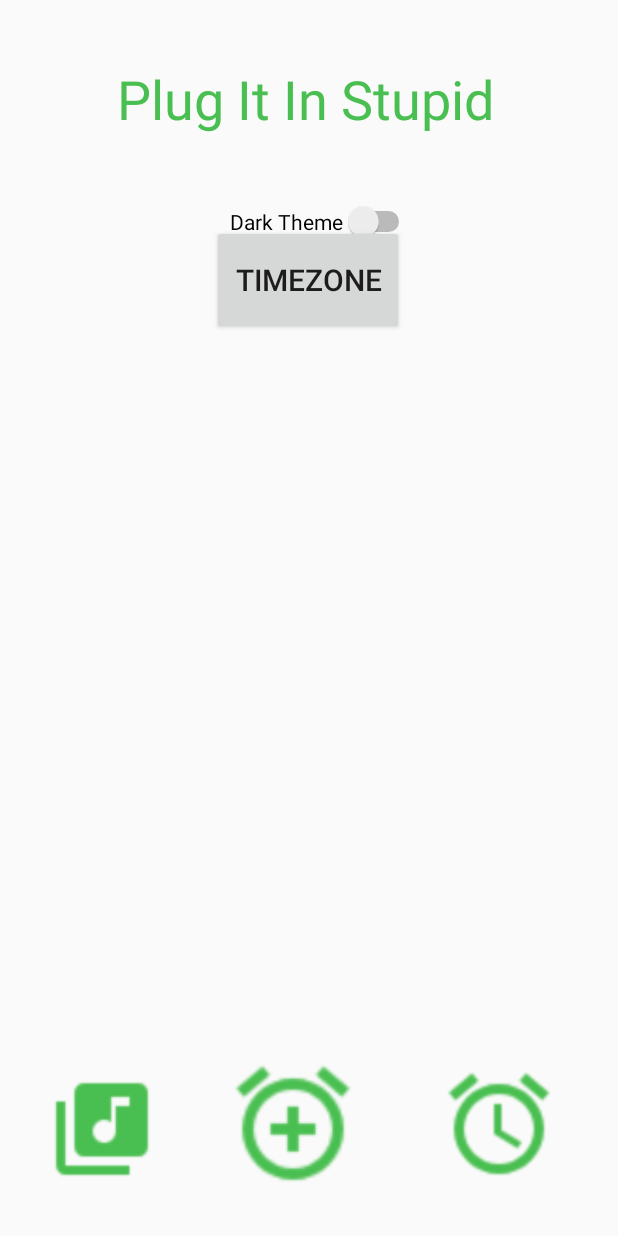
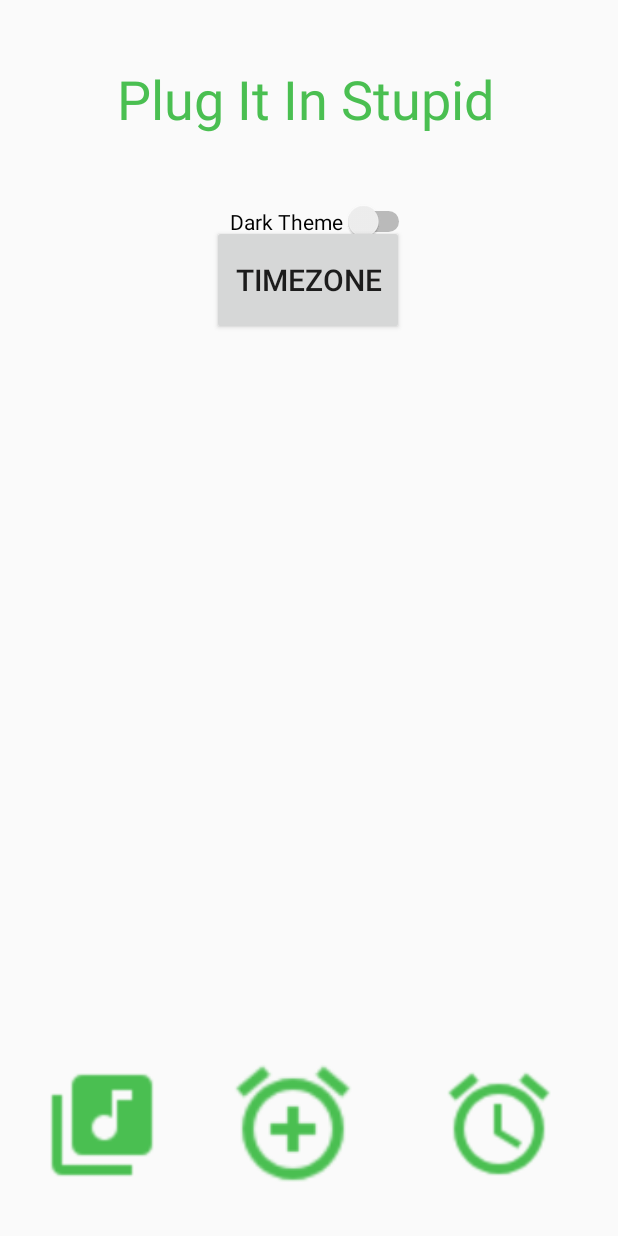
Before and after one commit to kyleschultz/PlugItInStupid, an Android app: the screen it shows after launch (MainActivity), on a phone screen of 412 x 824 dp. Run offline under Robolectric (Android 15) with nearby library versions, the phone set to English and light mode, and no system bars.

Commit message:
scroll view

```diff
--- a/app/src/main/res/layout/activity_main.xml
+++ b/app/src/main/res/layout/activity_main.xml
@@ -61,17 +61,26 @@
     <ImageView
         android:id="@+id/select_ringtone"
         android:layout_width="80dp"
-        android:layout_height="73dp"
+        android:layout_height="80dp"
         android:adjustViewBounds="false"
         android:src="@drawable/baseline_library_music_black_24dp"
+        android:tint="@color/green"
         android:visibility="visible"
-        android:tint="@color/green"
         app:layout_constraintBottom_toBottomOf="parent"
         app:layout_constraintEnd_toEndOf="parent"
         app:layout_constraintHorizontal_bias="0.084"
         app:layout_constraintStart_toStartOf="parent"
         app:layout_constraintTop_toTopOf="parent"
         app:layout_constraintVertical_bias="0.954" />
+
+    <ScrollView
+        android:layout_width="329dp"
+        android:layout_height="373dp"
+        app:layout_constraintBottom_toBottomOf="parent"
+        app:layout_constraintEnd_toEndOf="parent"
+        app:layout_constraintStart_toStartOf="parent"
+        app:layout_constraintTop_toTopOf="parent"
+        app:layout_constraintVertical_bias="0.608">
 
         <LinearLayout
             android:id="@+id/AlarmLayout"
@@ -84,7 +93,10 @@
             app:layout_constraintEnd_toEndOf="parent"
             app:layout_constraintStart_toStartOf="parent"
             app:layout_constraintTop_toTopOf="@+id/appTitle"
-        app:layout_constraintVertical_bias="0.607" />
+            app:layout_constraintVertical_bias="0.607">
+
+        </LinearLayout>
+    </ScrollView>
 
     <Switch
         android:id="@+id/switch1"
```
Lines whose indentation alone changed are shown as unchanged.
